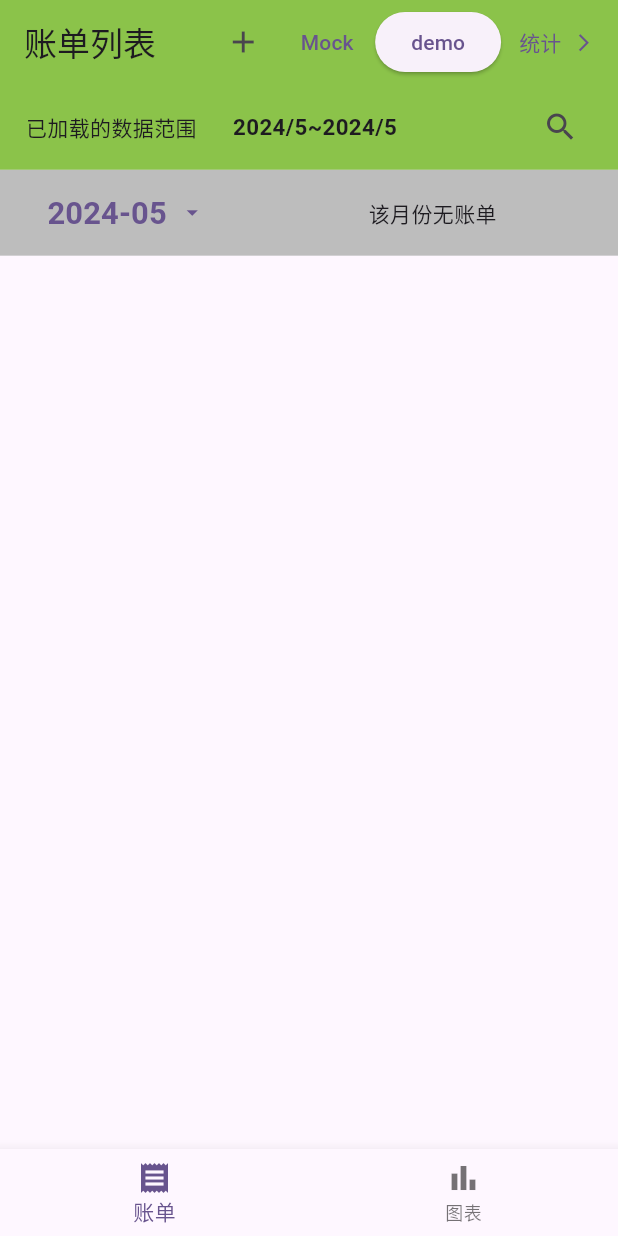
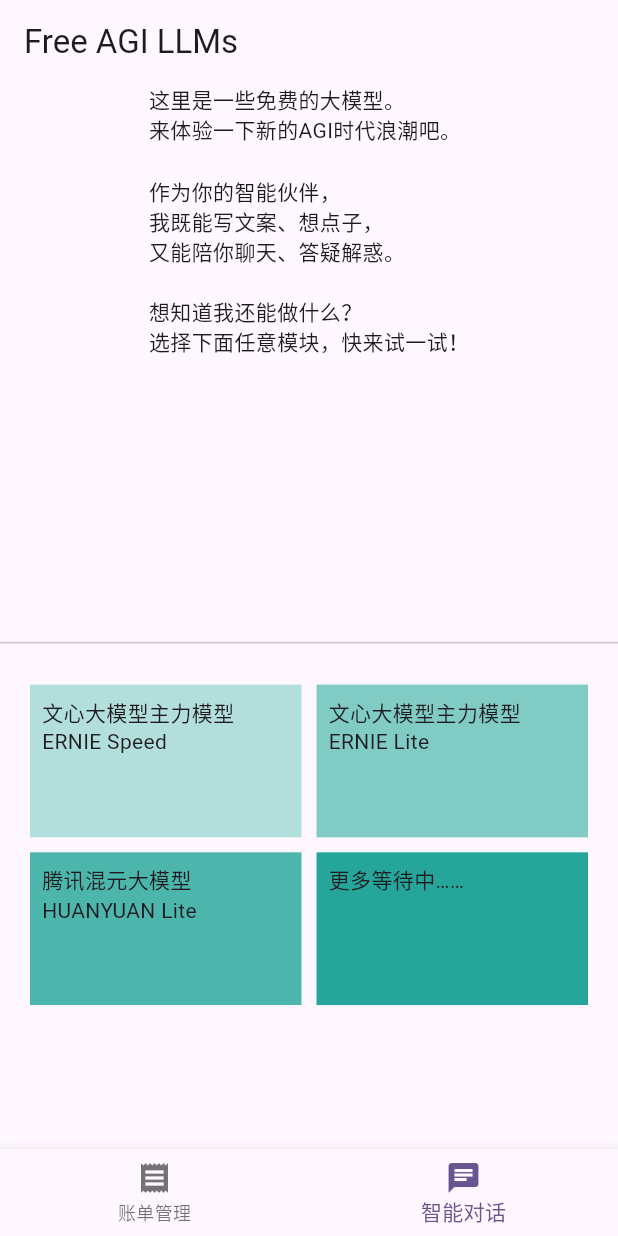
Before and after one commit to Sanotsu/ai-light-life, a Flutter app: the screen it shows after launch, on a phone screen of 412 x 824 dp. Run offline on Flutter 3.47's test engine with Material 3 defaults, Android fonts, the phone set to English and light mode, and no system bars; our stand-ins replace flutter_easyloading, flutter_form_builder, flutter_screenutil, form_builder_validators, month_picker_dialog, sqflite and 1 more; accounts and stored records are empty.

Commit message:
refactor:重新调整了账单管理模块的结构;feat:新增AGI LLM模块用于对话的组件框架。

````diff
--- a/lib/views/bill_item_list/index.dart
+++ b/lib/views/accounting/index.dart
@@ -12,8 +12,8 @@
 import '../../common/constants.dart';
 import '../../common/utils/db_helper.dart';
 import '../../models/brief_accounting_state.dart';
-import '../bill_item_modify/index.dart';
-import '../bill_report/index.dart';
+import 'bill_item_modify/index.dart';
+import 'bill_report/index.dart';
 import 'mock_data/index.dart';
 import 'widgets/bottom_sheet_option_picker.dart';
 
@@ -396,7 +396,7 @@
     // print("每月组件的高度----$monthlyWidgetHeights");
   }
 
-  void _showBottomSheet() {
+  void showBottomSheet() {
     showModalBottomSheet<String>(
       context: context,
       isScrollControlled: true, // 如果选项很多，启用滚动控制
@@ -431,6 +431,27 @@
         // leading: const Icon(Icons.arrow_back),
         backgroundColor: Colors.lightGreen,
         actions: [
+          TextButton(
+            onPressed: () async {
+              setState(() {
+                billItems.clear();
+                scollDirection == "none";
+                isLoading = true;
+              });
+
+              await loadUserFromAssets();
+
+              setState(() {
+                isLoading = false;
+              });
+              loadBillItemsByMonth();
+            },
+            child: const Text("Mock"),
+          ),
+          // ElevatedButton(
+          //   onPressed: showBottomSheet,
+          //   child: const Text('demo'),
+          // ),
           IconButton(
             onPressed: () {
               Navigator.push(
@@ -449,27 +470,6 @@
               });
             },
             icon: const Icon(Icons.add),
-          ),
-          TextButton(
-            onPressed: () async {
-              setState(() {
-                billItems.clear();
-                scollDirection == "none";
-                isLoading = true;
-              });
-
-              await loadUserFromAssets();
-
-              setState(() {
-                isLoading = false;
-              });
-              loadBillItemsByMonth();
-            },
-            child: const Text("Mock"),
-          ),
-          ElevatedButton(
-            onPressed: _showBottomSheet,
-            child: const Text('demo'),
           ),
           TextButton.icon(
             onPressed: () {
--- /dev/null
+++ b/lib/views/agi_llm_sample/chat_screen.dart
@@ -0,0 +1,141 @@
+import 'package:flutter/material.dart';
+
+import 'widgets/message_item.dart';
+
+class ChatScreen extends StatefulWidget {
+  const ChatScreen({super.key});
+
+  @override
+  State createState() => _ChatScreenState();
+}
+
+class _ChatScreenState extends State<ChatScreen> {
+  final ScrollController _scrollController = ScrollController();
+  final TextEditingController _textController = TextEditingController();
+
+  // 假设的对话数据
+  List<Message> messages = [
+    Message(
+      avatarUrl: 'https://example.com/user-avatar.png',
+      text: 'Hello! This is a normal message.',
+      isFromUser: true,
+      dateTime: DateTime(2023, 12, 14, 12, 23, 34),
+    ),
+    Message(
+      avatarUrl: 'https://example.com/bot-avatar.png',
+      text: '```python\nprint("Hello from a code block!")\n```',
+      isFromUser: false,
+      dateTime: DateTime(2023, 12, 14, 12, 26, 40),
+    ),
+    Message(
+      avatarUrl: 'https://example.com/bot-avatar.png',
+      text: """
+在Flutter中实现一个对话页面，用户输入一个问题，后台返回一个答案，同时在后台回答问题时用户不能继续输入是可以做到的。
+可以通过使用Flutter的TextEditingController来控制用户是否可以输入以及获取输入的内容，同时通过网络请求或其他方式从后台获取答案。
+
+下面是一个简单的示例代码，演示如何在Flutter中实现这个功能：
+""",
+      isFromUser: true,
+      dateTime: DateTime(2023, 12, 14, 12, 26, 40),
+    ),
+    Message(
+      avatarUrl: 'https://example.com/bot-avatar.png',
+      text: """```python\nimport 'package:flutter/material.dart';
+import 'package:http/http.dart' as http;
+import 'dart:convert';
+
+void main() {
+  runApp(MyApp());
+}
+
+class MyApp extends StatelessWidget {
+  @override
+  Widget build(BuildContext context) {
+    return MaterialApp(
+      home: ConversationPage(),
+    );
+  }
+}```""",
+      isFromUser: false,
+      dateTime: DateTime(2023, 12, 14, 13, 26, 40),
+    ),
+    // ... 其他消息
+  ];
+
+  void _sendMessage() {
+    // 在当前上下文中查找最近的 FocusScope 并使其失去焦点，从而收起键盘。
+    FocusScope.of(context).unfocus();
+
+    // 发送消息的逻辑，这里只是简单地将消息添加到列表中
+    var temp = Message(
+      avatarUrl: 'https://example.com/bot-avatar.png',
+      text: _textController.text,
+      isFromUser: true,
+      dateTime: DateTime.now(),
+    );
+
+    setState(() {
+      messages.add(temp);
+      _textController.clear();
+      // 滚动到ListView的底部
+      _scrollController.animateTo(
+        _scrollController.position.maxScrollExtent,
+        curve: Curves.easeOut,
+        duration: const Duration(milliseconds: 300),
+      );
+    });
+  }
+
+  @override
+  Widget build(BuildContext context) {
+    return Scaffold(
+      appBar: AppBar(
+        title: const Text('Chat Demo'),
+        actions: const [
+          TextButton(
+            onPressed: null,
+            child: Text("切换模型"),
+          ),
+        ],
+      ),
+      body: Column(
+        children: [
+          // 显示对话消息
+          Expanded(
+            child: ListView.builder(
+              controller: _scrollController, // 设置ScrollController
+              // reverse: true, // 反转列表，使新消息出现在底部
+              itemCount: messages.length,
+              itemBuilder: (context, index) {
+                // 构建MessageItem
+                return MessageItem(
+                  message: messages[index],
+                );
+              },
+            ),
+          ),
+          // 输入框和发送按钮
+          const Divider(),
+          Padding(
+            padding: const EdgeInsets.all(8.0),
+            child: Row(
+              children: [
+                Expanded(
+                  child: TextField(
+                    controller: _textController,
+                    decoration:
+                        const InputDecoration(hintText: 'Enter your message'),
+                  ),
+                ),
+                TextButton(
+                  onPressed: _sendMessage,
+                  child: const Text('Send'),
+                ),
+              ],
+            ),
+          ),
+        ],
+      ),
+    );
+  }
+}
--- /dev/null
+++ b/lib/views/agi_llm_sample/index.dart
@@ -0,0 +1,109 @@
+// ignore_for_file: avoid_print
+
+import 'package:flutter/material.dart';
+import 'package:flutter_screenutil/flutter_screenutil.dart';
+
+import 'chat_screen.dart';
+
+class AgiLlmSample extends StatefulWidget {
+  const AgiLlmSample({super.key});
+
+  @override
+  State createState() => _AgiLlmSampleState();
+}
+
+class _AgiLlmSampleState extends State<AgiLlmSample> {
+  @override
+  Widget build(BuildContext context) {
+    return Scaffold(
+      appBar: AppBar(
+        title: const Text('Free AGI LLMs'),
+      ),
+      body: Column(
+        mainAxisAlignment: MainAxisAlignment.center,
+        crossAxisAlignment: CrossAxisAlignment.center,
+        children: [
+          // 显示对话消息
+          const Expanded(
+            child: Text(
+              """这里是一些免费的大模型。\n来体验一下新的AGI时代浪潮吧。
+            \n作为你的智能伙伴，\n我既能写文案、想点子，\n又能陪你聊天、答疑解惑。
+            \n想知道我还能做什么？\n选择下面任意模块，快来试一试！""",
+            ),
+          ),
+          // 输入框和发送按钮
+          const Divider(),
+          SizedBox(
+            height: 0.4.sh,
+            child: GridView.count(
+              primary: false,
+              padding: const EdgeInsets.all(20),
+              crossAxisSpacing: 10,
+              mainAxisSpacing: 10,
+              crossAxisCount: 2,
+              childAspectRatio: 16 / 9,
+              children: <Widget>[
+                InkWell(
+                  onTap: () {
+                    Navigator.push(
+                      context,
+                      MaterialPageRoute(
+                        builder: (context) => const ChatScreen(),
+                      ),
+                    ).then((value) {
+                      print("chatscreen的返回---$value");
+                    });
+                  },
+                  child: Container(
+                    padding: const EdgeInsets.all(8),
+                    color: Colors.teal[100],
+                    child: const Text("文心大模型主力模型ERNIE Speed"),
+                  ),
+                ),
+                InkWell(
+                  onTap: () {
+                    Navigator.push(
+                      context,
+                      MaterialPageRoute(
+                        builder: (context) => const ChatScreen(),
+                      ),
+                    ).then((value) {
+                      print("chatscreen的返回---$value");
+                    });
+                  },
+                  child: Container(
+                    padding: const EdgeInsets.all(8),
+                    color: Colors.teal[200],
+                    child: const Text('文心大模型主力模型ERNIE Lite'),
+                  ),
+                ),
+                InkWell(
+                  onTap: () {
+                    Navigator.push(
+                      context,
+                      MaterialPageRoute(
+                        builder: (context) => const ChatScreen(),
+                      ),
+                    ).then((value) {
+                      print("chatscreen的返回---$value");
+                    });
+                  },
+                  child: Container(
+                    padding: const EdgeInsets.all(8),
+                    color: Colors.teal[300],
+                    child: const Text('腾讯混元大模型 HUANYUAN Lite'),
+                  ),
+                ),
+                Container(
+                  padding: const EdgeInsets.all(8),
+                  color: Colors.teal[400],
+                  child: const Text('更多等待中……'),
+                ),
+              ],
+            ),
+          ),
+        ],
+      ),
+    );
+  }
+}
--- /dev/null
+++ b/lib/views/agi_llm_sample/widgets/message_item.dart
@@ -0,0 +1,77 @@
+import 'package:flutter/material.dart';
+import 'package:flutter_screenutil/flutter_screenutil.dart';
+
+class Message {
+  final String avatarUrl; // 头像URL
+  final String text; // 文本内容
+  final DateTime dateTime; // 时间
+  final bool isFromUser; // 是否来自用户
+
+  Message({
+    required this.avatarUrl,
+    required this.text,
+    required this.isFromUser,
+    required this.dateTime,
+  });
+}
+
+class MessageItem extends StatelessWidget {
+  final Message message;
+
+  const MessageItem({super.key, required this.message});
+
+  @override
+  Widget build(BuildContext context) {
+    // 根据消息来源确定布局方向
+    bool isFromEnd = message.isFromUser;
+    // MainAxisAlignment alignment =
+    //     isFromEnd ? MainAxisAlignment.end : MainAxisAlignment.start;
+
+    return Row(
+      // mainAxisAlignment: alignment,
+      mainAxisAlignment: MainAxisAlignment.start,
+      crossAxisAlignment: CrossAxisAlignment.start,
+      children: [
+        // 头像，展示机器和用户用于区分即可
+        CircleAvatar(
+          radius: 20.sp,
+          backgroundColor: isFromEnd ? Colors.grey : null,
+          child: Icon(isFromEnd ? Icons.bolt : Icons.person),
+        ),
+        SizedBox(width: 10.sp), // 头像和文本之间的间距
+        // 消息内容
+        Expanded(
+          child: Column(
+            crossAxisAlignment: CrossAxisAlignment.start,
+            children: [
+              Text(
+                '${message.dateTime}',
+                // 根据来源设置不同颜色
+                style: TextStyle(
+                  fontSize: 12.sp,
+                  color: isFromEnd ? Colors.blue : Colors.grey,
+                ),
+              ),
+              // 这里可以根据需要添加时间戳等
+              Card(
+                elevation: 10,
+                child: Padding(
+                  padding: EdgeInsets.all(5.sp),
+                  child: Text(
+                    '${message.isFromUser ? 'Me' : 'Bot'}: ${message.text}',
+                    // 根据来源设置不同颜色
+                    style: TextStyle(
+                      color: isFromEnd ? Colors.blue : Colors.grey,
+                    ),
+                  ),
+
+                  /// 这里考虑根据md或者代码格式等格式化显示内容
+                ),
+              ),
+            ],
+          ),
+        ),
+      ],
+    );
+  }
+}
--- a/lib/views/home_page.dart
+++ b/lib/views/home_page.dart
@@ -3,8 +3,8 @@
 import 'package:flutter/material.dart';
 import 'package:flutter/services.dart';
 
-import 'bill_item_list/index.dart';
-import 'bill_report/index.dart';
+import 'accounting/index.dart';
+import 'agi_llm_sample/index.dart';
 
 /// 主页面
 
@@ -16,11 +16,11 @@
 }
 
 class _HomePageState extends State<HomePage> {
-  int _selectedIndex = 0;
+  int _selectedIndex = 1;
 
   static const List<Widget> _widgetOptions = <Widget>[
     BillItemIndex(),
-    BillReportIndex(),
+    AgiLlmSample(),
   ];
 
   void _onItemTapped(int index) {
@@ -95,11 +95,11 @@
           items: const <BottomNavigationBarItem>[
             BottomNavigationBarItem(
               icon: Icon(Icons.receipt),
-              label: "账单",
+              label: "账单管理",
             ),
             BottomNavigationBarItem(
-              icon: Icon(Icons.bar_chart),
-              label: "图表",
+              icon: Icon(Icons.chat),
+              label: "智能对话",
             ),
           ],
           currentIndex: _selectedIndex,
--- a/pubspec.yaml
+++ b/pubspec.yaml
@@ -49,6 +49,7 @@
   flutter_form_builder: ^9.3.0 # 表单组件
   form_builder_validators: ^10.0.1 # 表单验证
   uuid: ^4.4.0 # uuid
+  flutter_markdown: ^0.7.1
 
 dev_dependencies:
   flutter_test:
````
Also changed, not shown: lib/views/accounting/bill_item_modify/index.dart (renamed from lib/views/bill_item_modify/index.dart, +4 -4 lines), lib/views/accounting/bill_report/index.dart (renamed from lib/views/bill_report/index.dart, +4 -4 lines), lib/views/accounting/widgets/bottom_sheet_option_picker.dart (renamed from lib/views/bill_item_list/widgets/bottom_sheet_option_picker.dart), lib/views/accounting/widgets/year_month_picker.dart (renamed from lib/views/bill_item_list/widgets/year_month_picker.dart), pubspec.lock, 1 other file.
